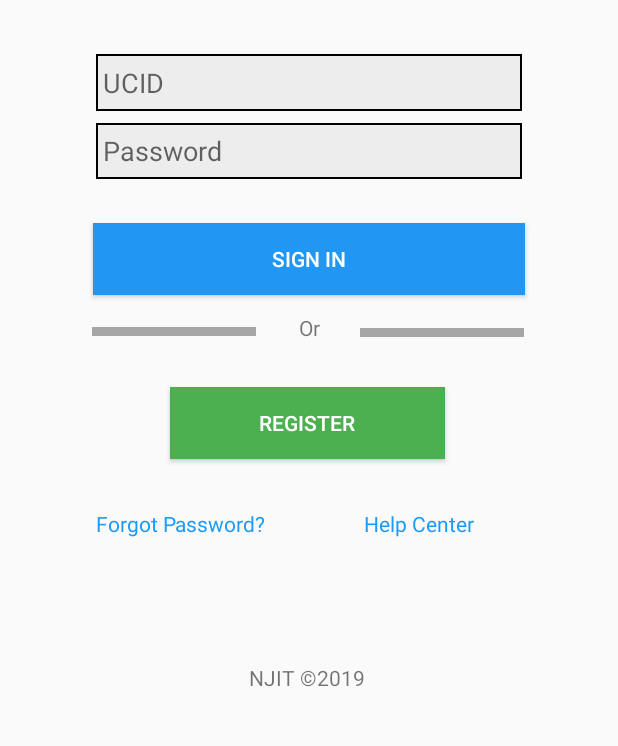
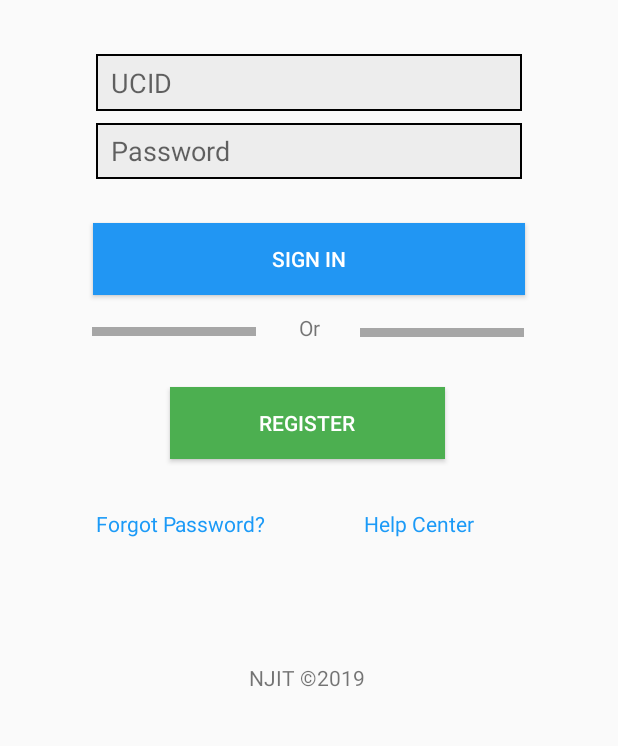
Before and after one commit to solorzke/MentorU-Connect, an Android app: the screen it shows after launch (Login), on a phone screen of 412 x 824 dp, the part 353-1099 px from its top. Run offline under Robolectric (Android 15) with nearby library versions, the phone set to English and light mode, and no system bars; our stand-ins replace Volley.

Commit message:
Leave left/right padding of 10dp in the username/pw fields.

```diff
--- a/app/src/main/res/layout/activity_login.xml
+++ b/app/src/main/res/layout/activity_login.xml
@@ -76,6 +76,8 @@
         android:ems="10"
         android:hint=" UCID"
         android:inputType="text"
+        android:paddingLeft="5dp"
+        android:paddingRight="5dp"
         app:layout_constraintEnd_toEndOf="parent"
         app:layout_constraintStart_toStartOf="parent"
         app:layout_constraintTop_toBottomOf="@+id/imageView2" />
@@ -90,6 +92,8 @@
         android:ems="10"
         android:hint=" Password"
         android:inputType="textPassword"
+        android:paddingLeft="5dp"
+        android:paddingRight="5dp"
         app:layout_constraintBottom_toBottomOf="parent"
         app:layout_constraintEnd_toEndOf="parent"
         app:layout_constraintStart_toStartOf="parent"
```
